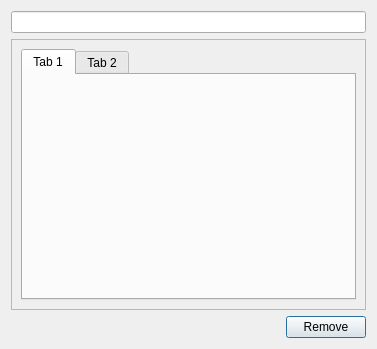
Above: src/Grafika/Grafika/FunctionSettings.ui from LEOn4ik007/Grafika before the change. Below: the same form after it.
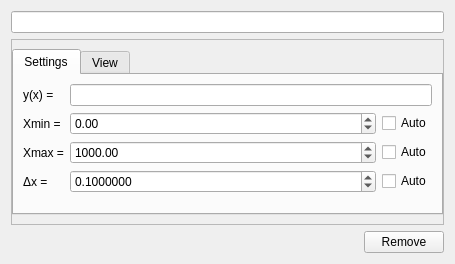
That is the form after the change.

Commit message: #9 Ui has been made

```diff
--- a/src/Grafika/Grafika/FunctionSettings.ui
+++ b/src/Grafika/Grafika/FunctionSettings.ui
@@ -6,8 +6,8 @@
    <rect>
     <x>0</x>
     <y>0</y>
-    <width>377</width>
-    <height>349</height>
+    <width>455</width>
+    <height>264</height>
    </rect>
   </property>
   <property name="windowTitle">
@@ -30,6 +30,12 @@
       <enum>QFrame::Raised</enum>
      </property>
      <layout class="QVBoxLayout" name="verticalLayout_2">
+      <property name="leftMargin">
+       <number>0</number>
+      </property>
+      <property name="rightMargin">
+       <number>0</number>
+      </property>
       <item>
        <widget class="QTabWidget" name="tabWidget">
         <property name="sizePolicy">
@@ -38,15 +44,183 @@
           <verstretch>0</verstretch>
          </sizepolicy>
         </property>
+        <property name="currentIndex">
+         <number>0</number>
+        </property>
         <widget class="QWidget" name="tabSettings">
          <attribute name="title">
-          <string>Tab 1</string>
+          <string>Settings</string>
          </attribute>
+         <layout class="QFormLayout" name="formLayout">
+          <item row="0" column="0">
+           <widget class="QLabel" name="label">
+            <property name="text">
+             <string>y(x) =</string>
+            </property>
+           </widget>
+          </item>
+          <item row="0" column="1">
+           <widget class="QLineEdit" name="lineEdit"/>
+          </item>
+          <item row="1" column="0">
+           <widget class="QLabel" name="label_2">
+            <property name="text">
+             <string>Xmin =</string>
+            </property>
+           </widget>
+          </item>
+          <item row="1" column="1">
+           <layout class="QHBoxLayout" name="horizontalLayout_2">
+            <item>
+             <widget class="QDoubleSpinBox" name="doubleSpinBoxXMin">
+              <property name="sizePolicy">
+               <sizepolicy hsizetype="Expanding" vsizetype="Fixed">
+                <horstretch>0</horstretch>
+                <verstretch>0</verstretch>
+               </sizepolicy>
+              </property>
+              <property name="minimum">
+               <double>-1000000.000000000000000</double>
+              </property>
+              <property name="maximum">
+               <double>10000000.000000000000000</double>
+              </property>
+              <property name="value">
+               <double>0.000000000000000</double>
+              </property>
+             </widget>
+            </item>
+            <item>
+             <widget class="QCheckBox" name="checkBoxXMinAuto">
+              <property name="text">
+               <string>Auto</string>
+              </property>
+             </widget>
+            </item>
+           </layout>
+          </item>
+          <item row="2" column="0">
+           <widget class="QLabel" name="label_3">
+            <property name="text">
+             <string>Xmax =</string>
+            </property>
+           </widget>
+          </item>
+          <item row="2" column="1">
+           <layout class="QHBoxLayout" name="horizontalLayout_3">
+            <item>
+             <widget class="QDoubleSpinBox" name="doubleSpinBoxXMax">
+              <property name="sizePolicy">
+               <sizepolicy hsizetype="Expanding" vsizetype="Fixed">
+                <horstretch>0</horstretch>
+                <verstretch>0</verstretch>
+               </sizepolicy>
+              </property>
+              <property name="minimum">
+               <double>-1000000.000000000000000</double>
+              </property>
+              <property name="maximum">
+               <double>10000000.000000000000000</double>
+              </property>
+              <property name="value">
+               <double>1000.000000000000000</double>
+              </property>
+             </widget>
+            </item>
+            <item>
+             <widget class="QCheckBox" name="checkBoxXMaxAuto">
+              <property name="text">
+               <string>Auto</string>
+              </property>
+             </widget>
+            </item>
+           </layout>
+          </item>
+          <item row="3" column="0">
+           <widget class="QLabel" name="label_4">
+            <property name="text">
+             <string>Δx =</string>
+            </property>
+           </widget>
+          </item>
+          <item row="3" column="1">
+           <layout class="QHBoxLayout" name="horizontalLayout_4">
+            <item>
+             <widget class="QDoubleSpinBox" name="doubleSpinBoxDeltaX">
+              <property name="sizePolicy">
+               <sizepolicy hsizetype="Expanding" vsizetype="Fixed">
+                <horstretch>0</horstretch>
+                <verstretch>0</verstretch>
+               </sizepolicy>
+              </property>
+              <property name="decimals">
+               <number>7</number>
+              </property>
+              <property name="minimum">
+               <double>0.000001000000000</double>
+              </property>
+              <property name="maximum">
+               <double>1000.000000000000000</double>
+              </property>
+              <property name="singleStep">
+               <double>0.010000000000000</double>
+              </property>
+              <property name="value">
+               <double>0.100000000000000</double>
+              </property>
+             </widget>
+            </item>
+            <item>
+             <widget class="QCheckBox" name="checkBoxDeltaXAuto">
+              <property name="text">
+               <string>Auto</string>
+              </property>
+             </widget>
+            </item>
+           </layout>
+          </item>
+         </layout>
         </widget>
         <widget class="QWidget" name="tabView">
          <attribute name="title">
-          <string>Tab 2</string>
+          <string>View</string>
          </attribute>
+         <layout class="QFormLayout" name="formLayout_2">
+          <item row="0" column="0">
+           <widget class="QLabel" name="label_5">
+            <property name="text">
+             <string>Style</string>
+            </property>
+           </widget>
+          </item>
+          <item row="0" column="1">
+           <widget class="QComboBox" name="comboBoxStyle"/>
+          </item>
+          <item row="1" column="0">
+           <widget class="QLabel" name="label_6">
+            <property name="text">
+             <string>Color</string>
+            </property>
+           </widget>
+          </item>
+          <item row="1" column="1">
+           <widget class="QPushButton" name="pushButtonColor">
+            <property name="text">
+             <string/>
+            </property>
+           </widget>
+          </item>
+          <item row="2" column="0">
+           <widget class="QLabel" name="label_7">
+            <property name="text">
+             <string>Width</string>
+            </property>
+           </widget>
+          </item>
+          <item row="2" column="1">
+           <widget class="QSpinBox" name="spinBoxWidth"/>
+          </item>
+         </layout>
         </widget>
        </widget>
       </item>
```
